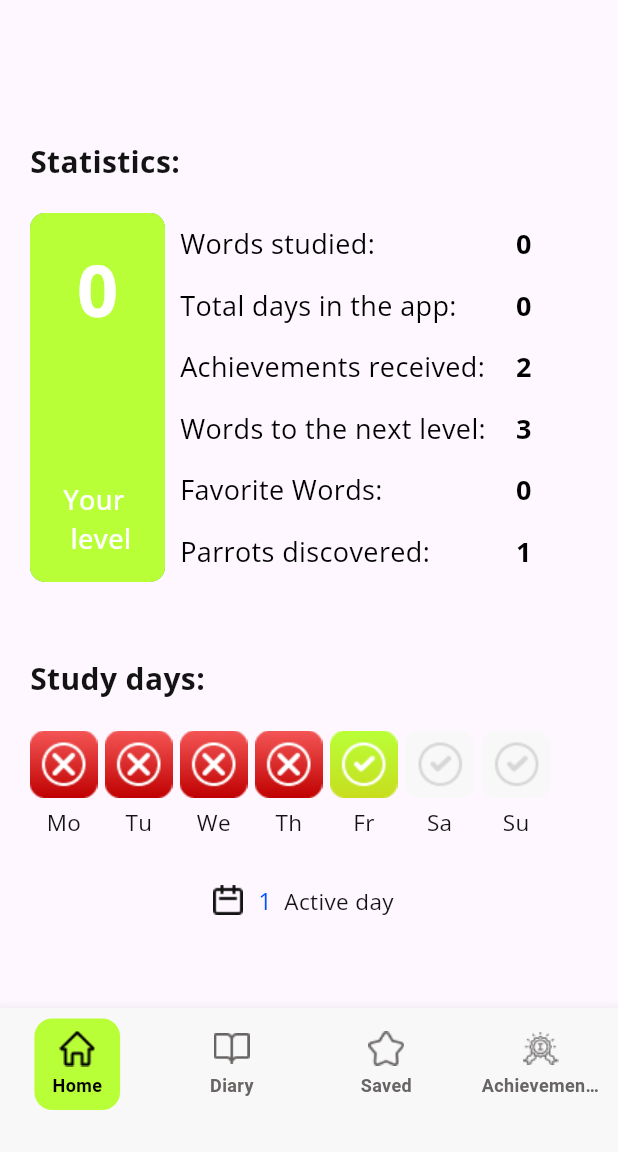
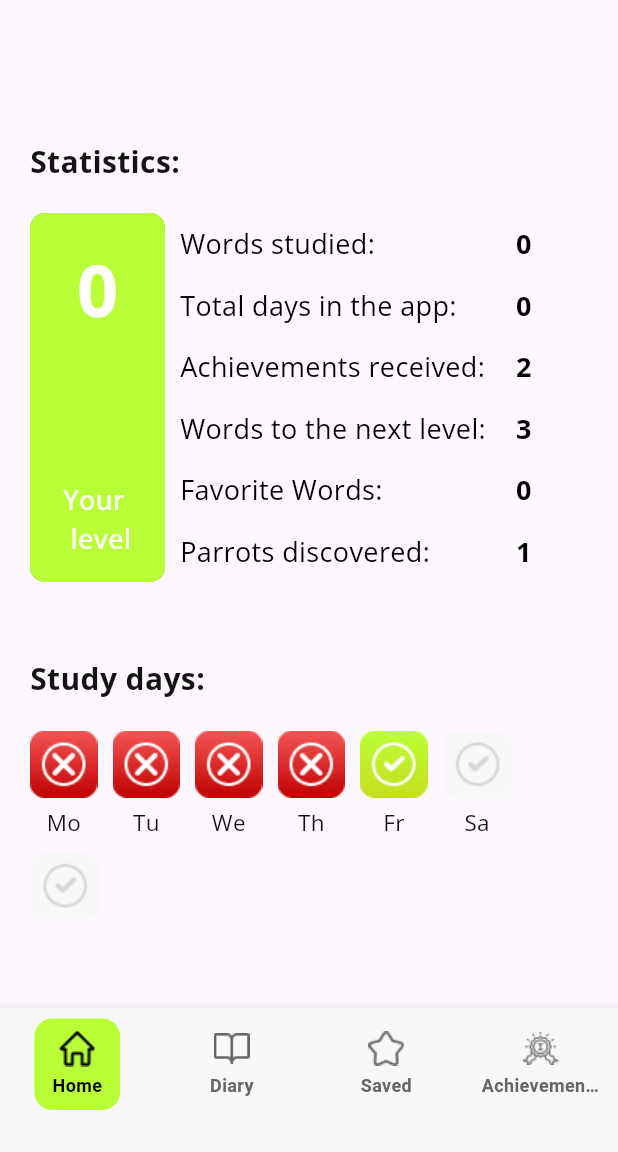
Before and after one commit to MuhammadHarisSiddiqui620/English-Learner-Flutter-App, a Flutter app: the screen it shows after launch, scrolled down 128 dp, on a phone screen of 412 x 824 dp, the part 84-1236 px from its top. Run offline on Flutter 3.47's test engine with Material 3 defaults, Android fonts, the phone set to English and light mode, and no system bars; our stand-ins replace hive, hive_flutter, shared_preferences; missing offline and left inert: is_first_run; accounts and stored records are empty.

Commit message:
English-Learner-Flutter-App[13]
Changes
- UI Adjustment

Issues
- None

```diff
--- a/lib/Data/UserModel.dart
+++ b/lib/Data/UserModel.dart
@@ -20,13 +20,18 @@ class UserModel extends HiveObject {
   @HiveField(4)
   List<WordModel> seenWords;
 
+  @HiveField(5)
+  String selectedParrot;
+
   UserModel({
     List<WordModel>? favoritesWord,
     List<WordModel>? showWords,
     List<String>? studyDays,
     List<WordModel>? seenWords,
+    String? selectedParrot,
   }) : favoritesWord = favoritesWord ?? [],
        studyDays = studyDays ?? [],
        seenWords = seenWords ?? [],
-       showWords = showWords ?? [];
+       showWords = showWords ?? [],
+       selectedParrot = selectedParrot ?? 'assets/images/greenParrot.png';
 }
--- a/lib/Screens/HomeScreen.dart
+++ b/lib/Screens/HomeScreen.dart
@@ -156,7 +156,7 @@ class _HomeScreenState extends State<HomeScreen> {
                     Text("Study days:", style: homeScreenHeaders),
                     SizedBox(height: 20),
                     Wrap(
-                      spacing: 5,
+                      spacing: 10,
                       runSpacing: 10,
                       children:
                           allDays.map((day) {
--- a/lib/Screens/InitialOneTimeScreens/FourthScreen.dart
+++ b/lib/Screens/InitialOneTimeScreens/FourthScreen.dart
@@ -27,7 +27,7 @@ class FourthScreen extends StatelessWidget {
               const Spacer(),
               Center(
                 child: Row(
-                  mainAxisAlignment: MainAxisAlignment.spaceBetween,
+                  mainAxisAlignment: MainAxisAlignment.center,
                   children: [
                     TextButton(
                       onPressed: () {
--- a/lib/Screens/InitialOneTimeScreens/SecondScreen.dart
+++ b/lib/Screens/InitialOneTimeScreens/SecondScreen.dart
@@ -26,6 +26,7 @@ class SecondScreen extends StatelessWidget {
                 Image.asset('assets/images/initalScreens.png'),
                 SizedBox(height: 50),
                 Row(
+                  mainAxisAlignment: MainAxisAlignment.center,
                   children: [
                     TextButton(
                       onPressed: () {
--- a/lib/Screens/InitialOneTimeScreens/ThirdScreen.dart
+++ b/lib/Screens/InitialOneTimeScreens/ThirdScreen.dart
@@ -48,6 +48,7 @@ class ThirdScreen extends StatelessWidget {
                 ),
                 SizedBox(height: 50),
                 Row(
+                  mainAxisAlignment: MainAxisAlignment.center,
                   children: [
                     TextButton(
                       onPressed: () {
```
Also changed, not shown: lib/Screens/SavedScreen.dart (+11 -2 lines), lib/Screens/WordHeader.dart (+2 -5 lines), lib/Data/UserModel.g.dart.
